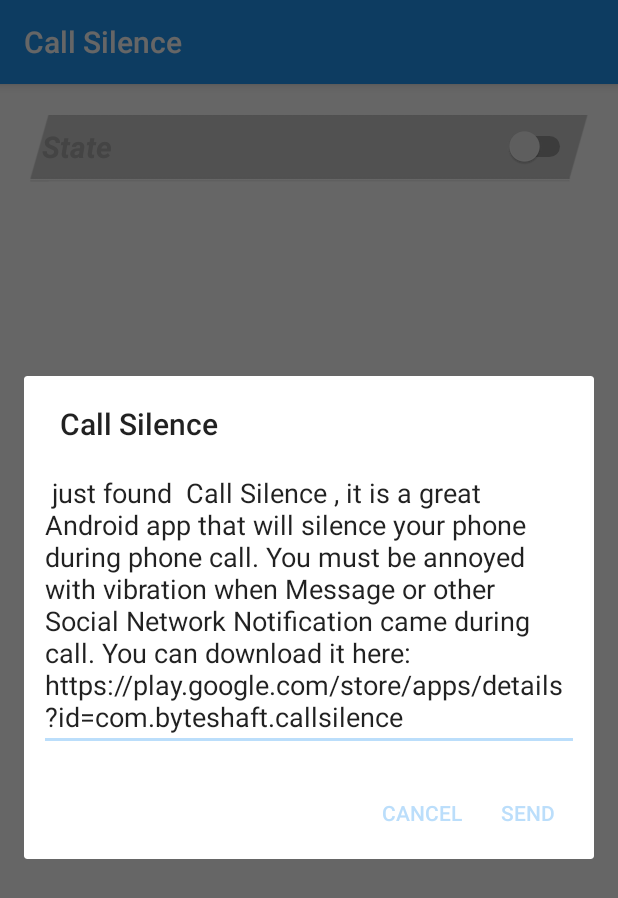
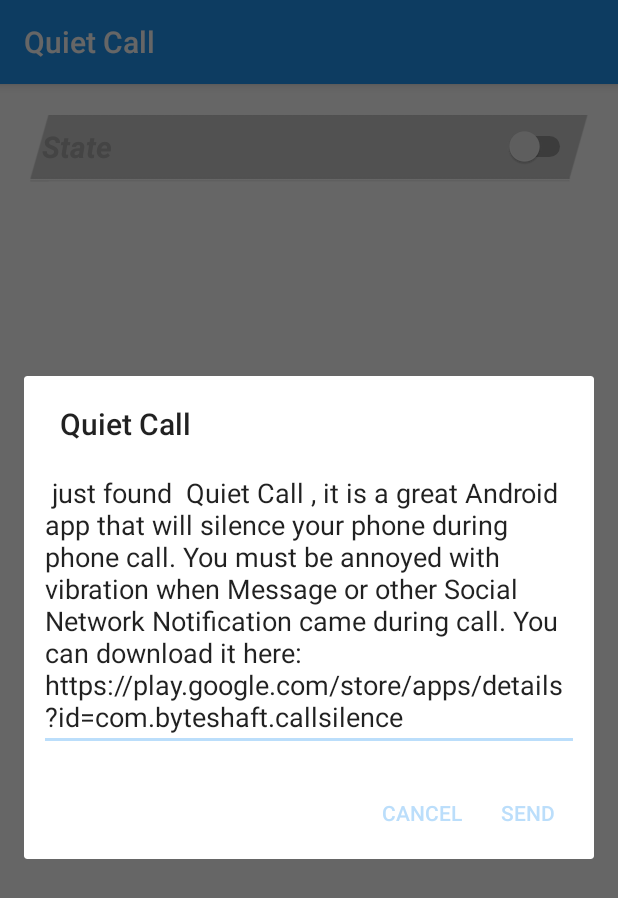
Before and after one commit to s9iper1/call-silencer, an Android app: the screen it shows after launch (MainActivity), after a tap on "SHARE APP", on a phone screen of 412 x 824 dp. Shown: the top 898 px of the screen. Run offline under Robolectric (Android 15) with nearby library versions, the phone set to English and light mode, and no system bars.

Commit message:
change colors

```diff
--- a/app/src/main/res/values-v21/styles.xml
+++ b/app/src/main/res/values-v21/styles.xml
@@ -6,7 +6,7 @@
                 <item name="colorPrimary">@color/colorPrimary</item>
                 <item name="colorPrimaryDark">@color/colorPrimaryDark</item>
                 <item name="colorAccent">@color/colorAccent</item>
-                <item name="android:navigationBarColor">@color/colorPrimary</item>
+                <item name="android:navigationBarColor">@color/colorPrimaryDark</item>
         </style>
 
         <style name="splashTheme" parent="Theme.AppCompat.Light.NoActionBar">
--- a/app/src/main/res/values/strings.xml
+++ b/app/src/main/res/values/strings.xml
@@ -1,5 +1,5 @@
 <resources>
-    <string name="app_name">Call Silence</string>
+    <string name="app_name">Quiet Call</string>
     <string name="Share_App_Sub">"Android Application"</string>
     <string name="Share_App_Body_top">" just found "</string>
     <string name="Share_App_Body_middle"> , it is a great Android app that will silence your phone during phone call. You must be annoyed with vibration when Message or other Social Network Notification  came during call. You can download it here:</string>
```
